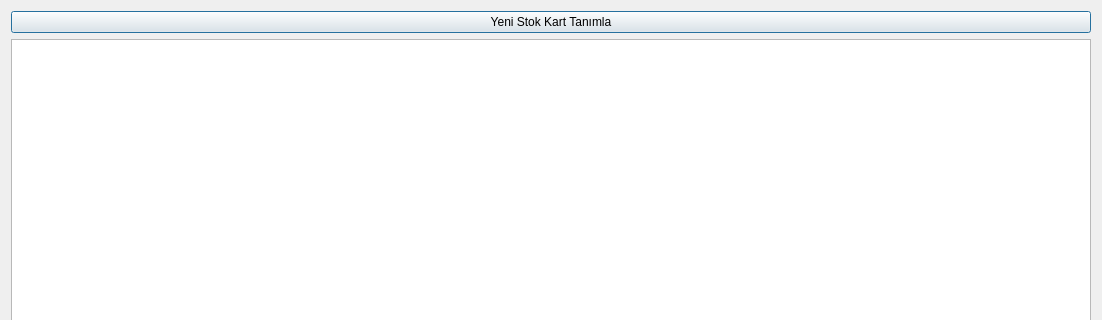
Qt form stok/stokmaindialog.ui (CMLDMR/Ressor) before a commit; both pictures show x 0 to 1102 and y 0 to 320 of the 1102 by 538 pixel window.
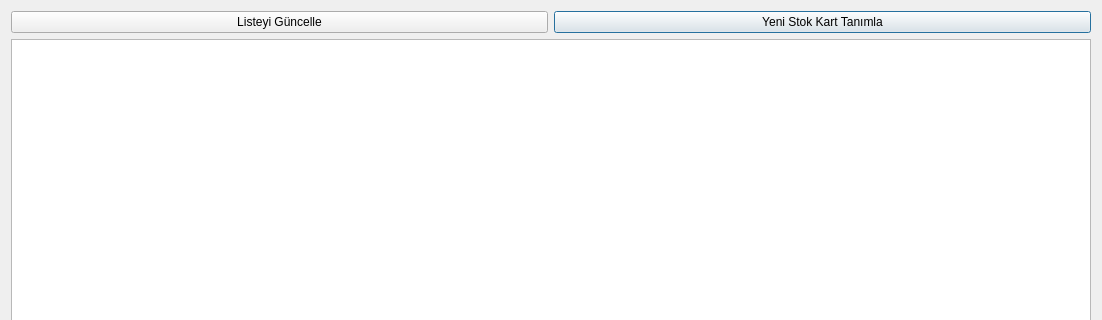
The same form after that commit.

Commit message: Stok Kart Model Eklendi. Liste Güncelleme Butonu Eklendi.

```diff
--- a/stok/stokmaindialog.ui
+++ b/stok/stokmaindialog.ui
@@ -16,13 +16,20 @@
   <layout class="QVBoxLayout" name="verticalLayout">
    <item>
     <layout class="QGridLayout" name="gridLayout">
-     <item row="0" column="0">
+     <item row="0" column="1">
       <widget class="QPushButton" name="pushButton_StokKartTanimla">
        <property name="text">
         <string>Yeni Stok Kart Tanımla</string>
        </property>
       </widget>
      </item>
+     <item row="0" column="0">
+      <widget class="QPushButton" name="pushButton_ListeyiGuncelle">
+       <property name="text">
+        <string>Listeyi Güncelle</string>
+       </property>
+      </widget>
+     </item>
     </layout>
    </item>
    <item>
```
Left out of the diff: 15 changed lines with no effect on the pictures. The commit also changes 2 other files.
